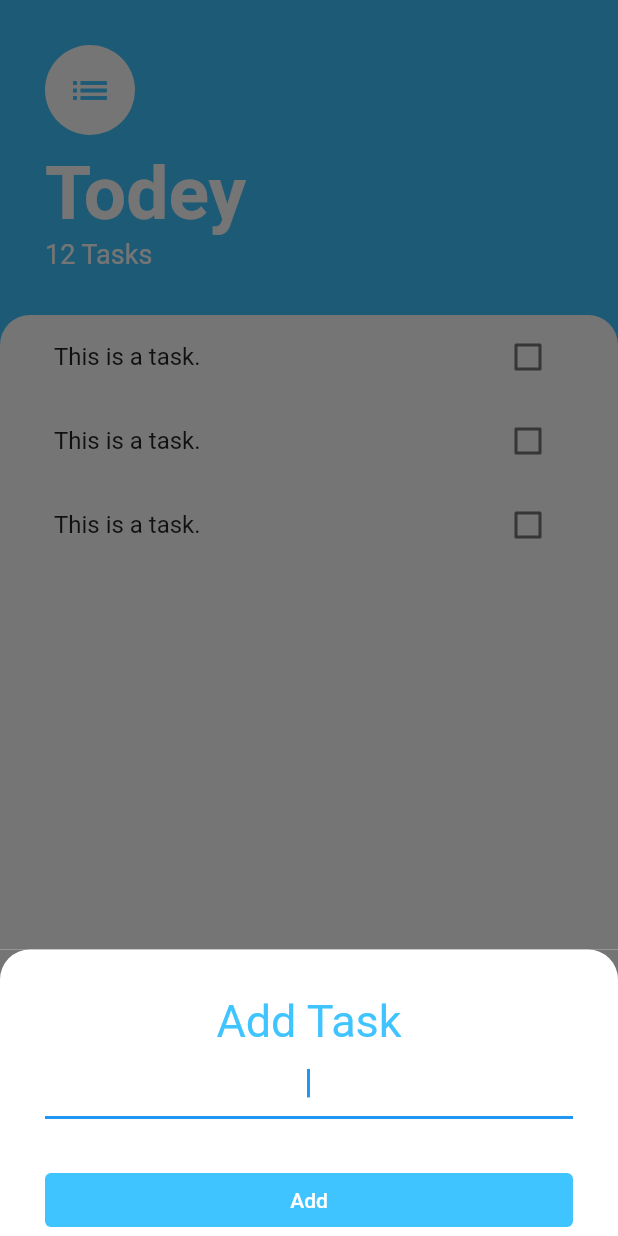
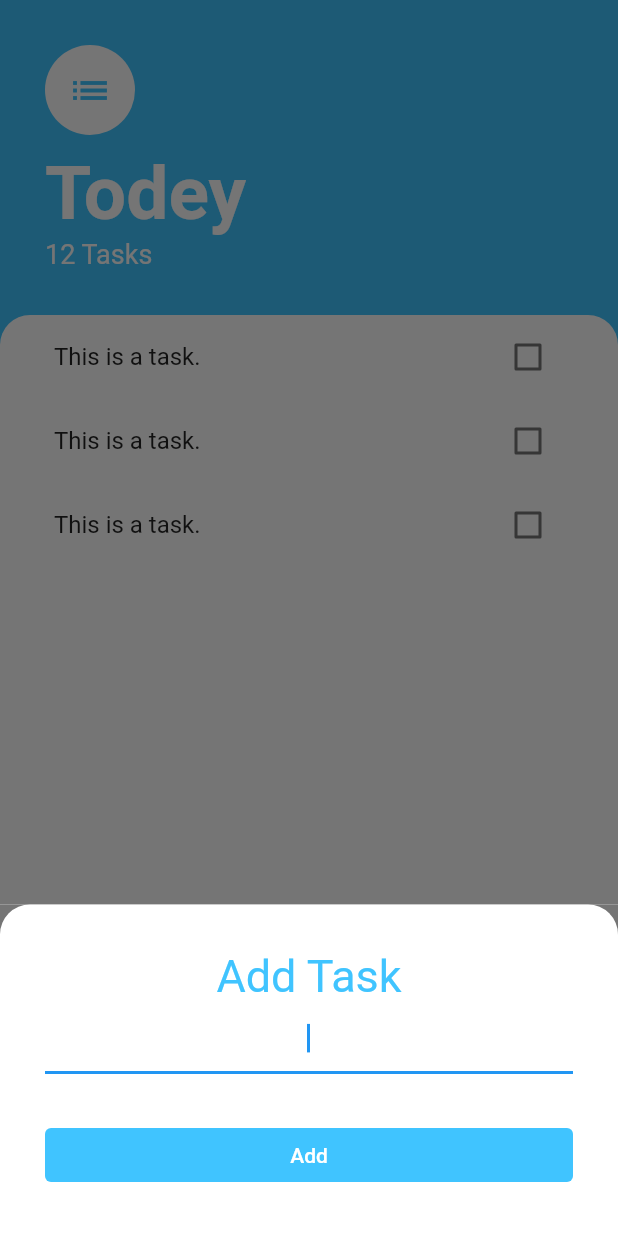
Before and after one commit to hritikhrk/todoey_flutter, a Flutter app: the screen it shows after launch, after a tap on the "add" icon, on a phone screen of 412 x 824 dp. Run offline on Flutter 3.47's test engine with Material 2 defaults, Android fonts, the phone set to English and light mode, and no system bars.

```diff
--- a/lib/screens/add_task_screen.dart
+++ b/lib/screens/add_task_screen.dart
@@ -17,7 +17,10 @@ class AddTaskScreen extends StatelessWidget {
           ),
         ),
         child: Padding(
-          padding: EdgeInsets.only(top: 30.0),
+          padding: EdgeInsets.only(
+            top: 30.0,
+            bottom: 30.0,
+          ),
           child: Column(
             crossAxisAlignment: CrossAxisAlignment.stretch,
             children: [
--- a/lib/widgets/task_tile.dart
+++ b/lib/widgets/task_tile.dart
@@ -1,14 +1,46 @@
 import 'package:flutter/material.dart';
 
-class TaskTile extends StatelessWidget {
+class TaskTile extends StatefulWidget {
+  @override
+  State<TaskTile> createState() => _TaskTileState();
+}
+
+class _TaskTileState extends State<TaskTile> {
+  bool isChecked = false;
+
+  void checkboxCallback(bool? checkboxState) {
+    setState(() {
+      isChecked = checkboxState!;
+    });
+  }
+
   @override
   Widget build(BuildContext context) {
     return ListTile(
-      title: Text('This is a task.'),
-      trailing: Checkbox(
-        value: false,
-        onChanged: (bool? value) {},
+      title: Text(
+        'This is a task.',
+        style: TextStyle(
+          decoration: isChecked ? TextDecoration.lineThrough : null,
+        ),
+      ),
+      trailing: TaskCheckbox(
+        checkboxState: isChecked,
+        toggleCheckboxState: checkboxCallback,
       ),
     );
   }
 }
+
+class TaskCheckbox extends StatelessWidget {
+  final bool? checkboxState;
+  final toggleCheckboxState;
+  TaskCheckbox({this.checkboxState, required this.toggleCheckboxState});
+
+  @override
+  Widget build(BuildContext context) {
+    return Checkbox(
+      value: checkboxState,
+      onChanged: toggleCheckboxState,
+    );
+  }
+}
```
